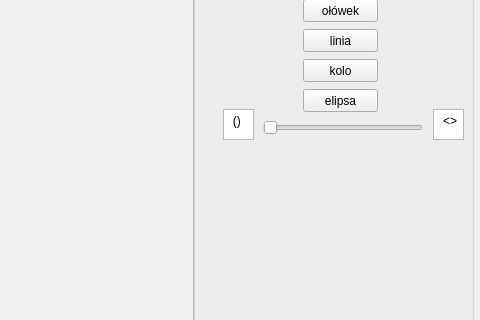
olapabian/grafika, file scan-line/mywindow.ui: the form before one commit; both pictures show x 407 to 887 and y 141 to 461 of the 887 by 699 pixel window.
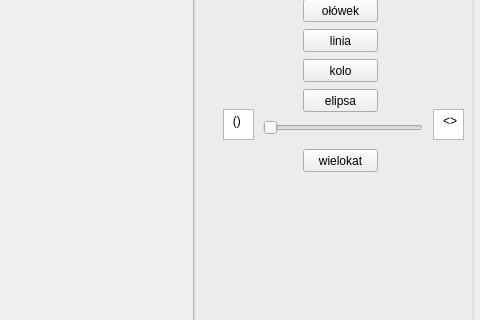
The form after the commit.

What changed in the file:
```diff
--- a/scan-line/mywindow.ui
+++ b/scan-line/mywindow.ui
@@ -182,6 +182,29 @@
 &lt;p align=&quot;center&quot; style=&quot; margin-top:0px; margin-bottom:0px; margin-left:0px; margin-right:0px; -qt-block-indent:0; text-indent:0px;&quot;&gt; &amp;lt;&amp;gt;&lt;/p&gt;&lt;/body&gt;&lt;/html&gt;</string>
      </property>
     </widget>
+    <widget class="QPushButton" name="wielokatButton">
+     <property name="geometry">
+      <rect>
+       <x>110</x>
+       <y>190</y>
+       <width>75</width>
+       <height>23</height>
+      </rect>
+     </property>
+     <property name="text">
+      <string>wielokat</string>
+     </property>
+    </widget>
+    <zorder>wielokatButton</zorder>
+    <zorder>kreskaButton</zorder>
+    <zorder>koloButton</zorder>
+    <zorder>cleanButton</zorder>
+    <zorder>exitButton</zorder>
+    <zorder>elipsaButton</zorder>
+    <zorder>olowekButton</zorder>
+    <zorder>suwak</zorder>
+    <zorder>textEdit</zorder>
+    <zorder>textEdit_2</zorder>
    </widget>
   </widget>
  </widget>
```
